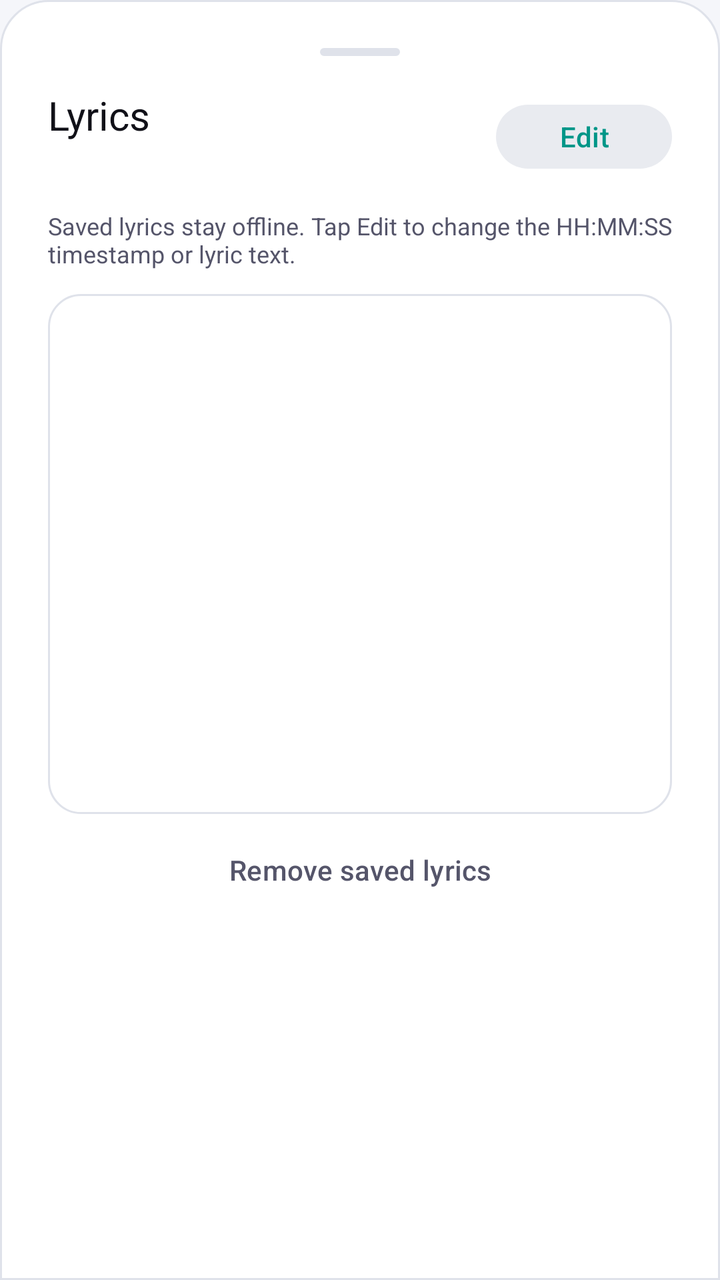
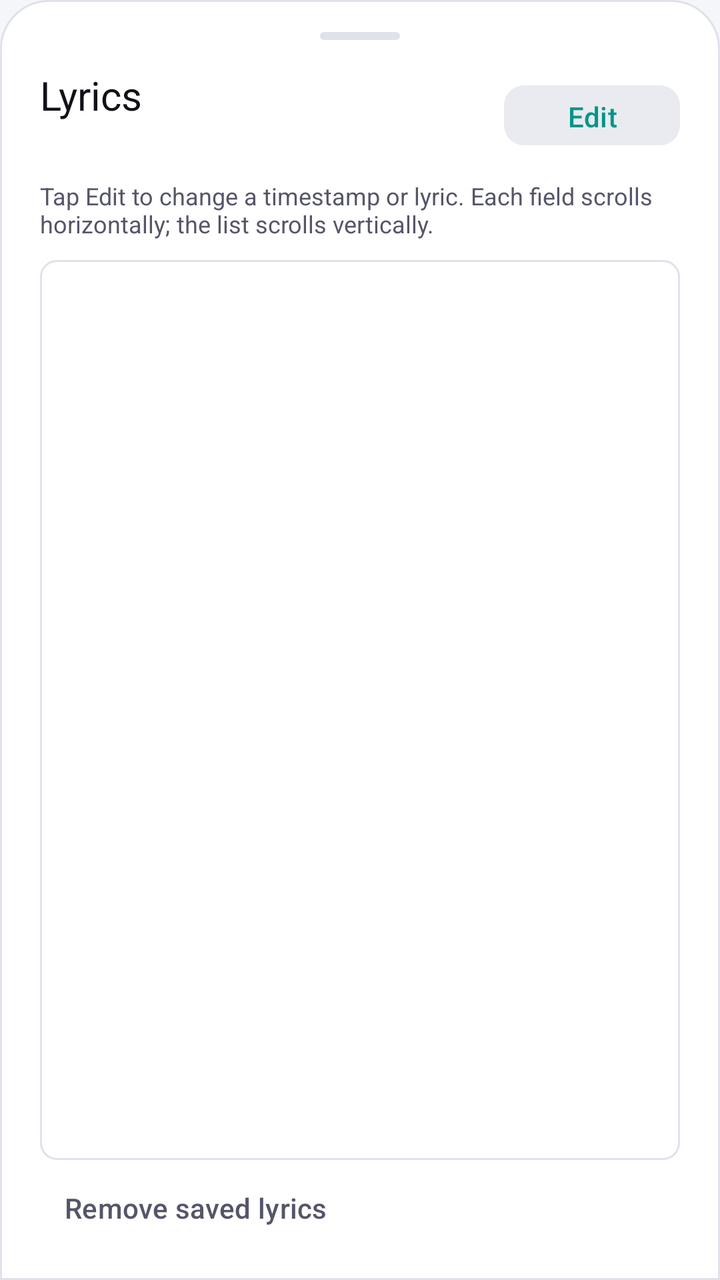

An Android layout rendered at two revisions. The XML below is the earlier revision; the diff shows what the commit changed to produce the second picture.
<!-- AndroidManifest.xml: application theme Theme.UltraDeep -->
<!-- res/layout/dialog_edit_lyrics.xml -->
<?xml version="1.0" encoding="utf-8"?>
<LinearLayout xmlns:android="http://schemas.android.com/apk/res/android" xmlns:app="http://schemas.android.com/apk/res-auto" android:layout_width="match_parent" android:layout_height="wrap_content" android:background="@drawable/bg_bottom_sheet" android:orientation="vertical" android:padding="24dp">
    <View android:layout_width="40dp" android:layout_height="4dp" android:layout_gravity="center_horizontal" android:layout_marginBottom="16dp" android:background="@drawable/bg_pill_sort" android:backgroundTint="@color/stroke_border" />
    <LinearLayout android:layout_width="match_parent" android:layout_height="wrap_content" android:gravity="center_vertical" android:orientation="horizontal">
        <LinearLayout android:layout_width="0dp" android:layout_height="wrap_content" android:layout_weight="1" android:orientation="vertical">
            <TextView android:id="@+id/tvEditLyricsTitle" android:layout_width="match_parent" android:layout_height="wrap_content" android:fontFamily="sans-serif-bold" android:text="Lyrics" android:textColor="@color/text_primary" android:textSize="20sp" />
            <TextView android:id="@+id/tvSongSubtitle" android:layout_width="match_parent" android:layout_height="wrap_content" android:layout_marginTop="4dp" android:textColor="@color/neon_cyan" android:textSize="13sp" />
        </LinearLayout>
        <com.google.android.material.button.MaterialButton android:id="@+id/btnEditMode" style="@style/Widget.Material3.Button.TonalButton" android:layout_width="wrap_content" android:layout_height="40dp" android:text="Edit" android:textColor="@color/neon_cyan" app:backgroundTint="@color/surface_variant" app:cornerRadius="20dp" />
    </LinearLayout>
    <TextView android:layout_width="match_parent" android:layout_height="wrap_content" android:layout_marginTop="12dp" android:text="Saved lyrics stay offline. Tap Edit to change the HH:MM:SS timestamp or lyric text." android:textColor="@color/text_secondary" android:textSize="12sp" />
    <ScrollView android:layout_width="match_parent" android:layout_height="260dp" android:layout_marginTop="12dp" android:background="@drawable/bg_card_rounded" android:fillViewport="true">
        <LinearLayout android:id="@+id/lyricsRowsContainer" android:layout_width="match_parent" android:layout_height="wrap_content" android:orientation="vertical" android:padding="10dp" />
    </ScrollView>
    <LinearLayout android:id="@+id/urlFetchContainer" android:layout_width="match_parent" android:layout_height="wrap_content" android:layout_marginTop="12dp" android:gravity="center_vertical" android:orientation="horizontal" android:visibility="gone">
        <com.google.android.material.textfield.TextInputLayout android:layout_width="0dp" android:layout_height="wrap_content" android:layout_weight="1" app:boxBackgroundColor="@color/surface_variant" app:hintTextColor="@color/text_secondary">
            <com.google.android.material.textfield.TextInputEditText android:id="@+id/etLrcUrl" android:layout_width="match_parent" android:layout_height="wrap_content" android:hint="LRC URL (optional)" android:inputType="textUri" android:textColor="@color/text_primary" android:textSize="13sp" />
        </com.google.android.material.textfield.TextInputLayout>
        <com.google.android.material.button.MaterialButton android:id="@+id/btnFetchUrl" android:layout_width="wrap_content" android:layout_height="wrap_content" android:layout_marginStart="8dp" android:text="Import" android:textColor="@color/amoled_black" app:backgroundTint="@color/neon_cyan" app:cornerRadius="12dp" />
    </LinearLayout>
    <LinearLayout android:id="@+id/editActions" android:layout_width="match_parent" android:layout_height="wrap_content" android:layout_marginTop="16dp" android:orientation="horizontal" android:visibility="gone">
        <com.google.android.material.button.MaterialButton android:id="@+id/btnCancelEdit" style="@style/Widget.Material3.Button.OutlinedButton" android:layout_width="0dp" android:layout_height="wrap_content" android:layout_marginEnd="8dp" android:layout_weight="1" android:text="Cancel" android:textColor="@color/text_secondary" app:cornerRadius="14dp" app:strokeColor="@color/stroke_border" />
        <com.google.android.material.button.MaterialButton android:id="@+id/btnSaveLyrics" android:layout_width="0dp" android:layout_height="wrap_content" android:layout_marginStart="8dp" android:layout_weight="1" android:text="Save" android:textColor="@color/amoled_black" app:backgroundTint="@color/neon_cyan" app:cornerRadius="14dp" />
    </LinearLayout>
    <com.google.android.material.button.MaterialButton android:id="@+id/btnAddLyricLine" style="@style/Widget.Material3.Button.TextButton" android:layout_width="wrap_content" android:layout_height="wrap_content" android:layout_marginTop="2dp" android:text="+ Add lyric line" android:textColor="@color/neon_cyan" android:visibility="gone" />
    <com.google.android.material.button.MaterialButton android:id="@+id/btnResetLyrics" style="@style/Widget.Material3.Button.TextButton" android:layout_width="wrap_content" android:layout_height="wrap_content" android:layout_gravity="center_horizontal" android:layout_marginTop="4dp" android:text="Remove saved lyrics" android:textColor="@color/text_secondary" />
</LinearLayout>
<!-- resources referenced by this layout -->
<resources>
  <color name="amoled_black">#F5F6FA</color>
  <color name="neon_cyan">#009688</color>
  <color name="stroke_border">#DFE2EA</color>
  <color name="surface_variant">#E9EBF0</color>
  <color name="text_primary">#111118</color>
  <color name="text_secondary">#55556A</color>
  <!-- drawable bg_bottom_sheet (drawable) -->
  <?xml version="1.0" encoding="utf-8"?>
  <shape xmlns:android="http://schemas.android.com/apk/res/android"
      android:shape="rectangle">
      <corners
          android:topLeftRadius="24dp"
          android:topRightRadius="24dp" />
      <solid android:color="@color/surface_dark" />
      <stroke
          android:width="1dp"
          android:color="@color/stroke_border" />
  </shape>
  <!-- drawable bg_card_rounded (drawable) -->
  <?xml version="1.0" encoding="utf-8"?>
  <shape xmlns:android="http://schemas.android.com/apk/res/android"
      android:shape="rectangle">
      <corners android:radius="16dp" />
      <solid android:color="@color/surface_card" />
      <stroke
          android:width="1dp"
          android:color="@color/stroke_border" />
  </shape>
  <!-- drawable bg_pill_sort (drawable) -->
  <?xml version="1.0" encoding="utf-8"?>
  <shape xmlns:android="http://schemas.android.com/apk/res/android"
      android:shape="rectangle">
      <corners android:radius="24dp" />
      <solid android:color="@color/surface_card" />
      <stroke
          android:width="1dp"
          android:color="@color/stroke_border" />
  </shape>
  <style name="Theme.UltraDeep" parent="Theme.Material3.DayNight.NoActionBar">
          
          <item name="colorPrimary">@color/neon_cyan</item>
          <item name="colorOnPrimary">#FFFFFF</item>
          <item name="colorPrimaryContainer">@color/deep_violet</item>
          <item name="colorOnPrimaryContainer">@color/text_primary</item>
          
          
          <item name="colorSecondary">@color/electric_purple</item>
          <item name="colorOnSecondary">#FFFFFF</item>
          
          
          <item name="android:windowBackground">@color/amoled_black</item>
          <item name="colorSurface">@color/surface_dark</item>
          <item name="colorOnSurface">@color/text_primary</item>
          <item name="colorSurfaceVariant">@color/surface_variant</item>
          <item name="colorOnSurfaceVariant">@color/text_secondary</item>
          
          
          <item name="android:statusBarColor">@color/amoled_black</item>
          <item name="android:navigationBarColor">@color/amoled_black</item>
          <item name="android:windowLightStatusBar" tools:targetApi="m">true</item>
          <item name="android:windowLightNavigationBar" tools:targetApi="o_mr1">true</item>
          
          
          <item name="colorControlHighlight">@color/neon_cyan_glow</item>
      </style>
  <color name="surface_dark">#FFFFFF</color>
  <color name="surface_card">#FFFFFF</color>
  <color name="deep_violet">#673AB7</color>
  <color name="electric_purple">#7B2CBF</color>
  <color name="neon_cyan_glow">#33009688</color>
</resources>

<!-- the commit's change to res/layout/dialog_edit_lyrics.xml (unified diff, before → after) -->
@@ -1,27 +1,29 @@
 <?xml version="1.0" encoding="utf-8"?>
-<LinearLayout xmlns:android="http://schemas.android.com/apk/res/android" xmlns:app="http://schemas.android.com/apk/res-auto" android:layout_width="match_parent" android:layout_height="wrap_content" android:background="@drawable/bg_bottom_sheet" android:orientation="vertical" android:padding="24dp">
-    <View android:layout_width="40dp" android:layout_height="4dp" android:layout_gravity="center_horizontal" android:layout_marginBottom="16dp" android:background="@drawable/bg_pill_sort" android:backgroundTint="@color/stroke_border" />
+<LinearLayout xmlns:android="http://schemas.android.com/apk/res/android" xmlns:app="http://schemas.android.com/apk/res-auto" android:layout_width="match_parent" android:layout_height="match_parent" android:background="@drawable/bg_bottom_sheet" android:orientation="vertical" android:paddingStart="20dp" android:paddingEnd="20dp" android:paddingTop="16dp" android:paddingBottom="12dp">
+    <View android:layout_width="40dp" android:layout_height="4dp" android:layout_gravity="center_horizontal" android:layout_marginBottom="14dp" android:background="@drawable/bg_pill_sort" android:backgroundTint="@color/stroke_border" />
     <LinearLayout android:layout_width="match_parent" android:layout_height="wrap_content" android:gravity="center_vertical" android:orientation="horizontal">
         <LinearLayout android:layout_width="0dp" android:layout_height="wrap_content" android:layout_weight="1" android:orientation="vertical">
             <TextView android:id="@+id/tvEditLyricsTitle" android:layout_width="match_parent" android:layout_height="wrap_content" android:fontFamily="sans-serif-bold" android:text="Lyrics" android:textColor="@color/text_primary" android:textSize="20sp" />
-            <TextView android:id="@+id/tvSongSubtitle" android:layout_width="match_parent" android:layout_height="wrap_content" android:layout_marginTop="4dp" android:textColor="@color/neon_cyan" android:textSize="13sp" />
+            <TextView android:id="@+id/tvSongSubtitle" android:layout_width="match_parent" android:layout_height="wrap_content" android:layout_marginTop="3dp" android:textColor="@color/neon_cyan" android:textSize="13sp" />
         </LinearLayout>
-        <com.google.android.material.button.MaterialButton android:id="@+id/btnEditMode" style="@style/Widget.Material3.Button.TonalButton" android:layout_width="wrap_content" android:layout_height="40dp" android:text="Edit" android:textColor="@color/neon_cyan" app:backgroundTint="@color/surface_variant" app:cornerRadius="20dp" />
+        <com.google.android.material.button.MaterialButton android:id="@+id/btnEditMode" style="@style/Widget.Material3.Button.TonalButton" android:layout_width="wrap_content" android:layout_height="38dp" android:text="Edit" android:textColor="@color/neon_cyan" app:backgroundTint="@color/surface_variant" app:cornerRadius="10dp" />
     </LinearLayout>
-    <TextView android:layout_width="match_parent" android:layout_height="wrap_content" android:layout_marginTop="12dp" android:text="Saved lyrics stay offline. Tap Edit to change the HH:MM:SS timestamp or lyric text." android:textColor="@color/text_secondary" android:textSize="12sp" />
-    <ScrollView android:layout_width="match_parent" android:layout_height="260dp" android:layout_marginTop="12dp" android:background="@drawable/bg_card_rounded" android:fillViewport="true">
+    <TextView android:layout_width="match_parent" android:layout_height="wrap_content" android:layout_marginTop="8dp" android:text="Tap Edit to change a timestamp or lyric. Each field scrolls horizontally; the list scrolls vertically." android:textColor="@color/text_secondary" android:textSize="12sp" />
+    <ScrollView android:layout_width="match_parent" android:layout_height="0dp" android:layout_weight="1" android:layout_marginTop="10dp" android:background="@drawable/bg_lyrics_editor" android:fillViewport="true" android:overScrollMode="ifContentScrolls">
         <LinearLayout android:id="@+id/lyricsRowsContainer" android:layout_width="match_parent" android:layout_height="wrap_content" android:orientation="vertical" android:padding="10dp" />
     </ScrollView>
-    <LinearLayout android:id="@+id/urlFetchContainer" android:layout_width="match_parent" android:layout_height="wrap_content" android:layout_marginTop="12dp" android:gravity="center_vertical" android:orientation="horizontal" android:visibility="gone">
-        <com.google.android.material.textfield.TextInputLayout android:layout_width="0dp" android:layout_height="wrap_content" android:layout_weight="1" app:boxBackgroundColor="@color/surface_variant" app:hintTextColor="@color/text_secondary">
+    <LinearLayout android:id="@+id/urlFetchContainer" android:layout_width="match_parent" android:layout_height="wrap_content" android:layout_marginTop="8dp" android:gravity="center_vertical" android:orientation="horizontal" android:visibility="gone">
+        <com.google.android.material.textfield.TextInputLayout android:layout_width="0dp" android:layout_height="wrap_content" android:layout_weight="1" app:boxBackgroundColor="@color/surface_variant" app:boxCornerRadiusBottomEnd="8dp" app:boxCornerRadiusBottomStart="8dp" app:boxCornerRadiusTopEnd="8dp" app:boxCornerRadiusTopStart="8dp" app:hintTextColor="@color/text_secondary">
             <com.google.android.material.textfield.TextInputEditText android:id="@+id/etLrcUrl" android:layout_width="match_parent" android:layout_height="wrap_content" android:hint="LRC URL (optional)" android:inputType="textUri" android:textColor="@color/text_primary" android:textSize="13sp" />
         </com.google.android.material.textfield.TextInputLayout>
-        <com.google.android.material.button.MaterialButton android:id="@+id/btnFetchUrl" android:layout_width="wrap_content" android:layout_height="wrap_content" android:layout_marginStart="8dp" android:text="Import" android:textColor="@color/amoled_black" app:backgroundTint="@color/neon_cyan" app:cornerRadius="12dp" />
+        <com.google.android.material.button.MaterialButton android:id="@+id/btnFetchUrl" android:layout_width="wrap_content" android:layout_height="wrap_content" android:layout_marginStart="8dp" android:text="Import" android:textColor="@color/amoled_black" app:backgroundTint="@color/neon_cyan" app:cornerRadius="8dp" />
     </LinearLayout>
-    <LinearLayout android:id="@+id/editActions" android:layout_width="match_parent" android:layout_height="wrap_content" android:layout_marginTop="16dp" android:orientation="horizontal" android:visibility="gone">
-        <com.google.android.material.button.MaterialButton android:id="@+id/btnCancelEdit" style="@style/Widget.Material3.Button.OutlinedButton" android:layout_width="0dp" android:layout_height="wrap_content" android:layout_marginEnd="8dp" android:layout_weight="1" android:text="Cancel" android:textColor="@color/text_secondary" app:cornerRadius="14dp" app:strokeColor="@color/stroke_border" />
-        <com.google.android.material.button.MaterialButton android:id="@+id/btnSaveLyrics" android:layout_width="0dp" android:layout_height="wrap_content" android:layout_marginStart="8dp" android:layout_weight="1" android:text="Save" android:textColor="@color/amoled_black" app:backgroundTint="@color/neon_cyan" app:cornerRadius="14dp" />
+    <LinearLayout android:id="@+id/editActions" android:layout_width="match_parent" android:layout_height="wrap_content" android:layout_marginTop="8dp" android:orientation="horizontal" android:visibility="gone">
+        <com.google.android.material.button.MaterialButton android:id="@+id/btnCancelEdit" style="@style/Widget.Material3.Button.OutlinedButton" android:layout_width="0dp" android:layout_height="wrap_content" android:layout_marginEnd="6dp" android:layout_weight="1" android:text="Cancel" android:textColor="@color/text_secondary" app:cornerRadius="8dp" app:strokeColor="@color/stroke_border" />
+        <com.google.android.material.button.MaterialButton android:id="@+id/btnSaveLyrics" android:layout_width="0dp" android:layout_height="wrap_content" android:layout_marginStart="6dp" android:layout_weight="1" android:text="Save" android:textColor="@color/amoled_black" app:backgroundTint="@color/neon_cyan" app:cornerRadius="8dp" />
     </LinearLayout>
-    <com.google.android.material.button.MaterialButton android:id="@+id/btnAddLyricLine" style="@style/Widget.Material3.Button.TextButton" android:layout_width="wrap_content" android:layout_height="wrap_content" android:layout_marginTop="2dp" android:text="+ Add lyric line" android:textColor="@color/neon_cyan" android:visibility="gone" />
-    <com.google.android.material.button.MaterialButton android:id="@+id/btnResetLyrics" style="@style/Widget.Material3.Button.TextButton" android:layout_width="wrap_content" android:layout_height="wrap_content" android:layout_gravity="center_horizontal" android:layout_marginTop="4dp" android:text="Remove saved lyrics" android:textColor="@color/text_secondary" />
+    <LinearLayout android:layout_width="match_parent" android:layout_height="wrap_content" android:gravity="center_vertical" android:orientation="horizontal">
+        <com.google.android.material.button.MaterialButton android:id="@+id/btnAddLyricLine" style="@style/Widget.Material3.Button.TextButton" android:layout_width="0dp" android:layout_height="wrap_content" android:layout_weight="1" android:gravity="start|center_vertical" android:text="+ Add lyric line" android:textColor="@color/neon_cyan" android:visibility="gone" />
+        <com.google.android.material.button.MaterialButton android:id="@+id/btnResetLyrics" style="@style/Widget.Material3.Button.TextButton" android:layout_width="wrap_content" android:layout_height="wrap_content" android:gravity="end|center_vertical" android:text="Remove saved lyrics" android:textColor="@color/text_secondary" />
+    </LinearLayout>
 </LinearLayout>
<!-- resource entries referenced after the edit -->
@@ -18,15 +18,12 @@
           android:width="1dp"
           android:color="@color/stroke_border" />
   </shape>
-  <!-- drawable bg_card_rounded (drawable) -->
+  <!-- drawable bg_lyrics_editor (drawable) -->
   <?xml version="1.0" encoding="utf-8"?>
-  <shape xmlns:android="http://schemas.android.com/apk/res/android"
-      android:shape="rectangle">
-      <corners android:radius="16dp" />
+  <shape xmlns:android="http://schemas.android.com/apk/res/android" android:shape="rectangle">
+      <corners android:radius="8dp" />
       <solid android:color="@color/surface_card" />
-      <stroke
-          android:width="1dp"
-          android:color="@color/stroke_border" />
+      <stroke android:width="1dp" android:color="@color/stroke_border" />
   </shape>
   <!-- drawable bg_pill_sort (drawable) -->
   <?xml version="1.0" encoding="utf-8"?>
